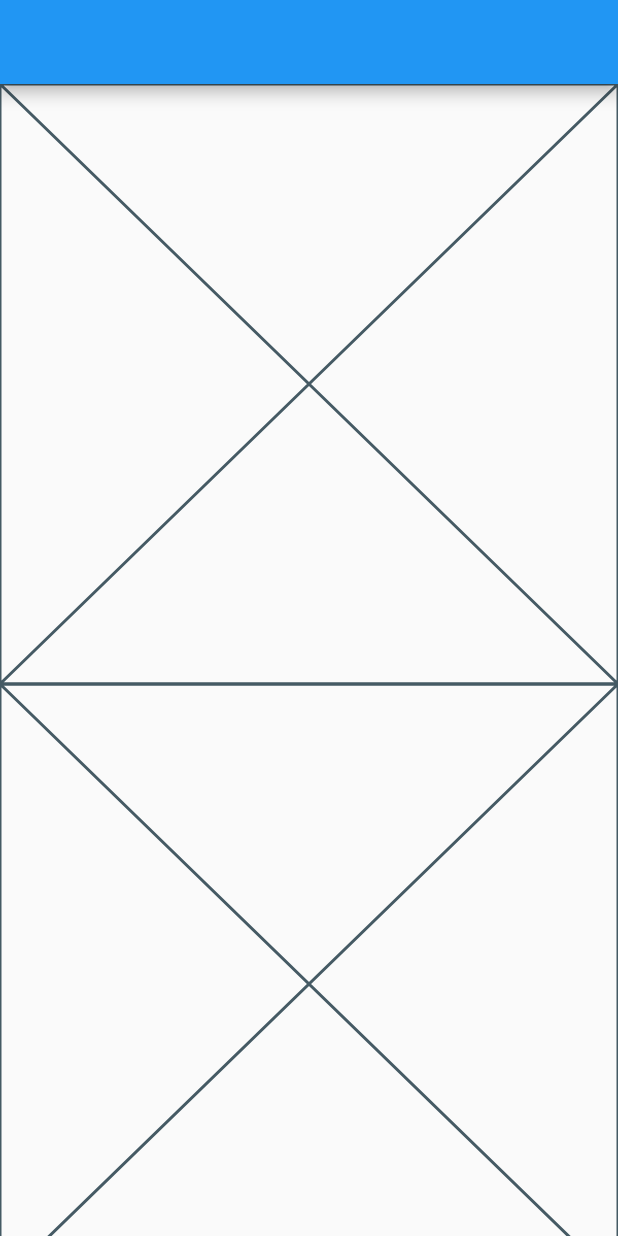
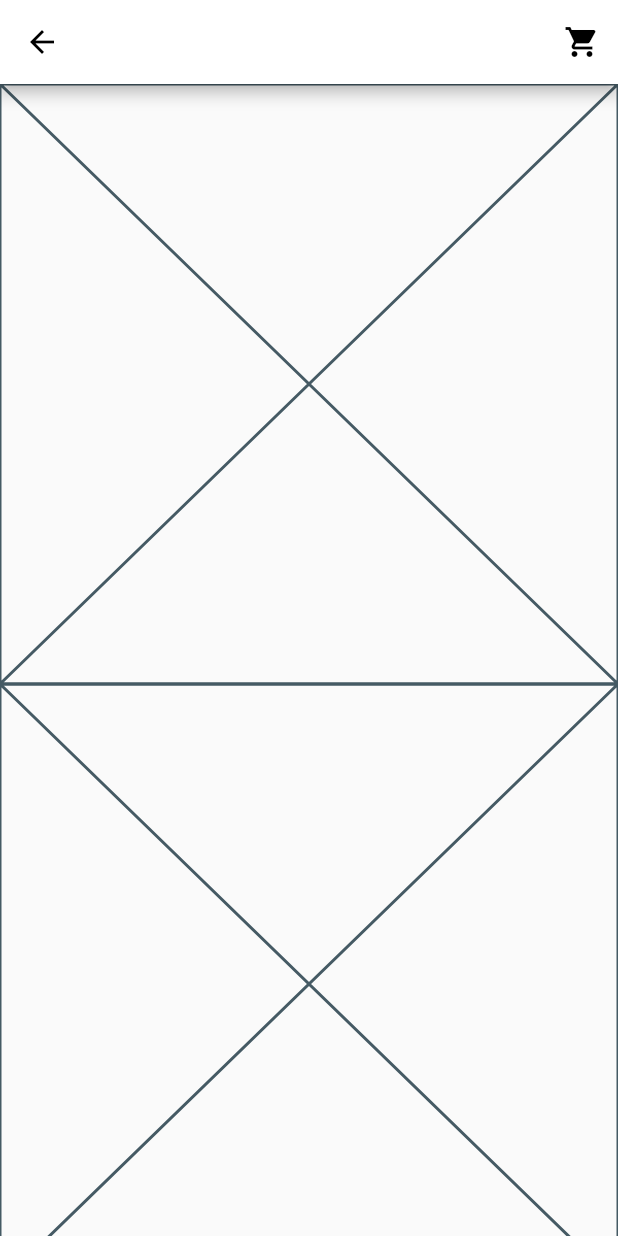
Before and after one commit to NomadHuns/flutter-shopping-practice, a Flutter app: the screen it shows after launch, on a phone screen of 412 x 824 dp. Run offline on Flutter 3.47's test engine with Material 2 defaults, Android fonts, the phone set to English and light mode, and no system bars.

Commit message:
앱바 디자인 구현

```diff
--- a/lib/views/pages/shopping/shopping_page.dart
+++ b/lib/views/pages/shopping/shopping_page.dart
@@ -9,7 +9,19 @@ class ShoppingPage extends StatelessWidget {
   @override
   Widget build(BuildContext context) {
     return Scaffold(
-      appBar: AppBar(),
+      appBar: AppBar(
+        backgroundColor: Colors.white,
+        leading: IconButton(
+          onPressed: () {},
+          icon: Icon(Icons.arrow_back, color: Colors.black),
+        ),
+        actions: [
+          IconButton(
+            onPressed: () {},
+            icon: Icon(Icons.shopping_cart, color: Colors.black),
+          ),
+        ],
+      ),
       body: Column(
         children: [
           ShoppingCartHeader(),
```
